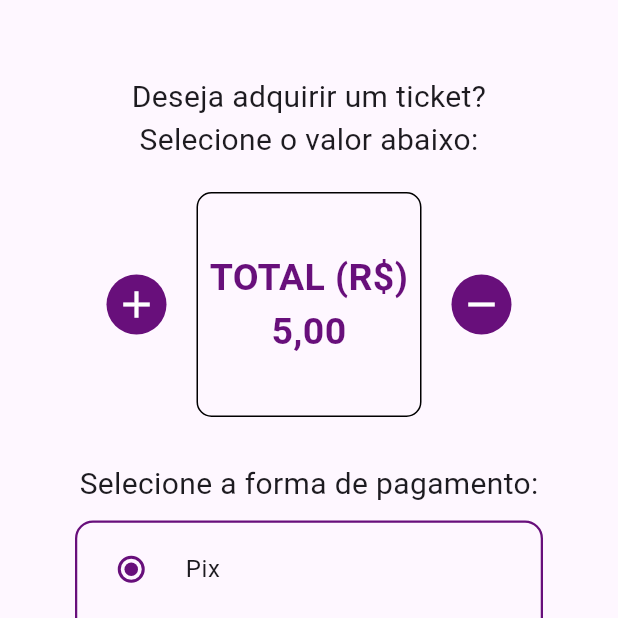
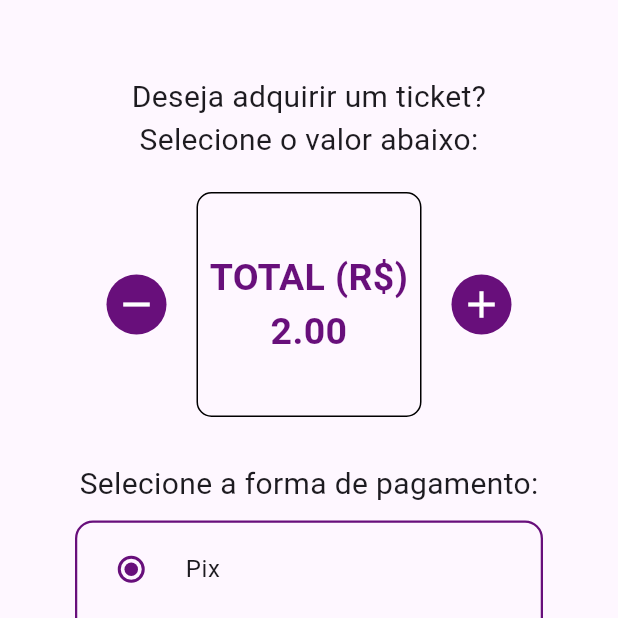
Before and after one commit to LucasCGentile/estaciona_facil, a Flutter app: the TicketPage screen opened directly, on a phone screen of 412 x 824 dp, the top half of it. Run offline on Flutter 3.47's test engine with Material 3 defaults, Android fonts, the phone set to English and light mode, and no system bars; our stand-ins replace lottie, mask_text_input_formatter, pin_code_fields, shared_preferences; accounts and stored records are empty; network calls fail.

Commit message:
update geral
feito algumas correcoes para acessar paginas, icones errados

```diff
--- a/lib/pages/main_screen.dart
+++ b/lib/pages/main_screen.dart
@@ -139,7 +139,6 @@ class MainScreenState extends State<MainScreen> {
     const ChangePassword(title: 'Alterar Senha'), // 9
   ];
 
-
   void _onNavTap(int index) {
     if (index == 3) {
       showModalBottomSheet(
--- a/lib/pages/ticket_page.dart
+++ b/lib/pages/ticket_page.dart
@@ -19,16 +19,18 @@ class _MyHomePageState extends State<TicketPage> {
     'Cartão de débito',
   ];
 
+  double _valorTotal = 2.0; // Valor inicial
+
   void _mostrarModalPagamento() {
     if (_metodoSelecionado == 'Pix') {
       showDialog(
         context: context,
-        builder: (_) => AlertDialog(
+        builder:
+            (_) => AlertDialog(
               title: const Text('Pagamento via Pix'),
               content: Column(
                 mainAxisSize: MainAxisSize.min,
                 children: [
-              // Substitua por uma imagem real do QR Code, se quiser
                   Container(
                     width: 200,
                     height: 200,
@@ -36,7 +38,7 @@ class _MyHomePageState extends State<TicketPage> {
                     child: const Center(child: Text('QR CODE')),
                   ),
                   const SizedBox(height: 20),
-              const Text('Escaneie o código com seu app bancário.', ),
+                  const Text('Escaneie o código com seu app bancário.'),
                 ],
               ),
               actions: [
@@ -57,7 +59,8 @@ class _MyHomePageState extends State<TicketPage> {
     } else {
       showDialog(
         context: context,
-        builder: (_) => AlertDialog(
+        builder:
+            (_) => AlertDialog(
               title: const Text('Dados do Cartão'),
               content: Column(
                 mainAxisSize: MainAxisSize.min,
@@ -100,9 +103,10 @@ class _MyHomePageState extends State<TicketPage> {
   void _mostrarConfirmacao() {
     showDialog(
       context: context,
-      builder: (_) => AlertDialog(
+      builder:
+          (_) => AlertDialog(
             title: const Text('Pagamento realizado!'),
-        content: const Text('Seu ticket foi adquirido com sucesso.',),
+            content: const Text('Seu ticket foi adquirido com sucesso.'),
             actions: [
               TextButton(
                 onPressed: () => Navigator.pop(context),
@@ -132,9 +136,22 @@ class _MyHomePageState extends State<TicketPage> {
                 Row(
                   mainAxisAlignment: MainAxisAlignment.center,
                   children: [
-                    CircleAvatar(
+                    GestureDetector(
+                      onTap: () {
+                        setState(() {
+                          if (_valorTotal > 2.0) {
+                            _valorTotal -= 2.0;
+                          }
+                        });
+                      },
+                      child: CircleAvatar(
                         backgroundColor: AppColors.corPrincipal,
-                      child: const Icon(Icons.add, color: Colors.white, size: 30),
+                        child: const Icon(
+                          Icons.remove,
+                          color: Colors.white,
+                          size: 30,
+                        ),
+                      ),
                     ),
                     Container(
                       width: 150,
@@ -146,7 +163,7 @@ class _MyHomePageState extends State<TicketPage> {
                       ),
                       child: Center(
                         child: Text(
-                          'TOTAL (R\$)\n5,00',
+                          'TOTAL (R\$)\n${_valorTotal.toStringAsFixed(2)}',
                           textAlign: TextAlign.center,
                           style: TextStyle(
                             fontSize: 25,
@@ -156,9 +173,22 @@ class _MyHomePageState extends State<TicketPage> {
                         ),
                       ),
                     ),
-                    CircleAvatar(
+                    GestureDetector(
+                      onTap: () {
+                        setState(() {
+                          if (_valorTotal < 20.0) {
+                            _valorTotal += 2.0;
+                          }
+                        });
+                      },
+                      child: CircleAvatar(
                         backgroundColor: AppColors.corPrincipal,
-                      child: const Icon(Icons.remove, color: Colors.white, size: 30),
+                        child: const Icon(
+                          Icons.add,
+                          color: Colors.white,
+                          size: 30,
+                        ),
+                      ),
                     ),
                   ],
                 ),
@@ -171,16 +201,20 @@ class _MyHomePageState extends State<TicketPage> {
                 Container(
                   padding: const EdgeInsets.symmetric(vertical: 3),
                   decoration: BoxDecoration(
-                    border: Border.all(color: AppColors.corPrincipal, width: 1.5),
+                    border: Border.all(
+                      color: AppColors.corPrincipal,
+                      width: 1.5,
+                    ),
                     borderRadius: BorderRadius.circular(12),
                   ),
                   child: Column(
-                    children: _opcoesPagamento.map((opcao) {
+                    children:
+                        _opcoesPagamento.map((opcao) {
                           return RadioListTile<String>(
                             title: Text(opcao),
                             value: opcao,
                             groupValue: _metodoSelecionado,
-                        activeColor:AppColors.corPrincipal,
+                            activeColor: AppColors.corPrincipal,
                             onChanged: (value) {
                               setState(() {
                                 _metodoSelecionado = value!;
@@ -195,7 +229,10 @@ class _MyHomePageState extends State<TicketPage> {
                   onPressed: _mostrarModalPagamento,
                   style: ElevatedButton.styleFrom(
                     backgroundColor: AppColors.corPrincipal,
-                    padding: const EdgeInsets.symmetric(horizontal: 30, vertical: 12),
+                    padding: const EdgeInsets.symmetric(
+                      horizontal: 30,
+                      vertical: 12,
+                    ),
                   ),
                   child: const Text(
                     'Concluir Pagamento',
```
Also changed, not shown: lib/pages/estaciona_page.dart (+18 -17 lines), lib/pages/home_page.dart (+1 -8 lines), pubspec.lock. Lines whose indentation alone changed are shown as unchanged.
